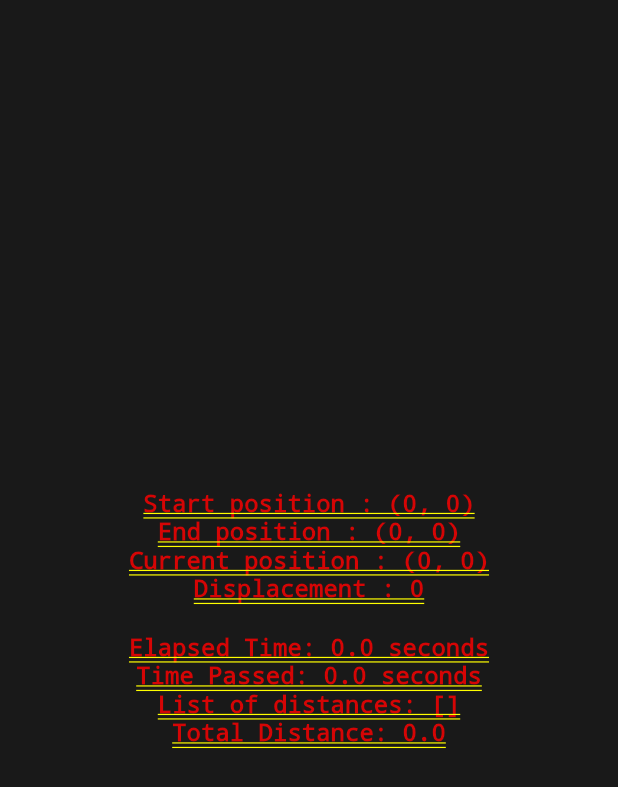
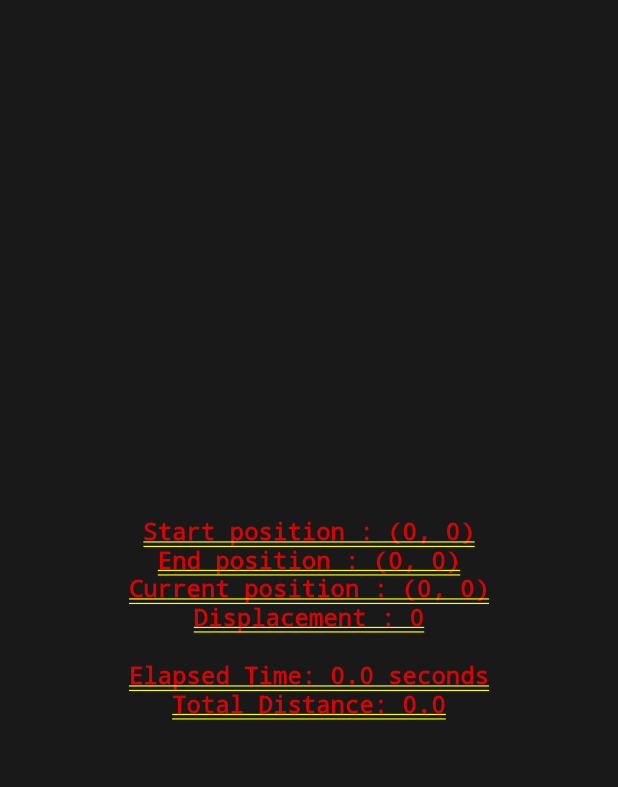
Before and after one commit to Santhosh-btw/TapTrail, a Flutter app: the screen it shows after launch, on a phone screen of 412 x 824 dp. Shown: the top 787 px of the screen. Run offline on Flutter 3.47's test engine with Material 2 defaults, Android fonts, the phone set to English and light mode, and no system bars.

Commit message:
Minor fixes and updates
- removed `timePassed`

- Changed the  `distTracker` time to 1 millisecond

```diff
--- a/lib/main.dart
+++ b/lib/main.dart
@@ -24,7 +24,7 @@ class _ScrlState extends State<Scrl> {
   double elapsedTime = 0;
   Timer? timer;
   Timer? distTime;
-  double timePassed = 0;
+  // double timePassed = 0;
   List<List<double>> distTrack = [];
   double totalDistance =
       0; // adds all the distances to calculate the total distance covered
@@ -45,7 +45,7 @@ class _ScrlState extends State<Scrl> {
   }
 
   void distTracker() {
-    distTime = Timer.periodic(const Duration(seconds: 2), (timer) {
+    distTime = Timer.periodic(const Duration(milliseconds: 1), (timer) {
       setState(() {
         distTrack.insert(0, [curX.round().toDouble(), curY.round().toDouble()]);
         totalDistance += sqrt(pow((distTrack[0][0] - distTrack[1][0]), 2) +
@@ -63,6 +63,7 @@ class _ScrlState extends State<Scrl> {
           startY = event.position.dy;
           elapsedTime = 0;
           disp = 0;
+          // totalDistance = 0;
           distTrack = [];
           distTrack.insert(
               0, [startX.round().toDouble(), startY.round().toDouble()]);
@@ -79,9 +80,9 @@ class _ScrlState extends State<Scrl> {
           print('end : (${endX.round()}, ${endY.round()})');
           print('disp : ${disp.round()}');
           print('elapsed : $elapsedTime');
-          print('total time: $timePassed');
+          // print('total time: $timePassed');
           print('---');
-          timePassed = elapsedTime;
+          // timePassed = elapsedTime;
           distTrack
               .insert(0, [endX.round().toDouble(), endY.round().toDouble()]);
           totalDistance += sqrt(pow((distTrack[0][0] - distTrack[1][0]), 2) +
@@ -116,11 +117,11 @@ class _ScrlState extends State<Scrl> {
               Text(
                   'Elapsed Time: ${double.parse((elapsedTime).toStringAsFixed(1))} seconds',
                   style: const TextStyle(fontSize: 16)),
-              Text(
-                  'Time Passed: ${double.parse((timePassed).toStringAsFixed(1))} seconds',
-                  style: const TextStyle(fontSize: 16)),
-              Text('List of distances: $distTrack',
-                  style: const TextStyle(fontSize: 16)),
+              // Text(
+              //     'Time Passed: ${double.parse((timePassed).toStringAsFixed(1))} seconds',
+              //     style: const TextStyle(fontSize: 16)),
+              // Text('List of distances: $distTrack',
+              // style: const TextStyle(fontSize: 16)),
               Text('Total Distance: $totalDistance',
                   style: const TextStyle(fontSize: 16)),
             ],
```
